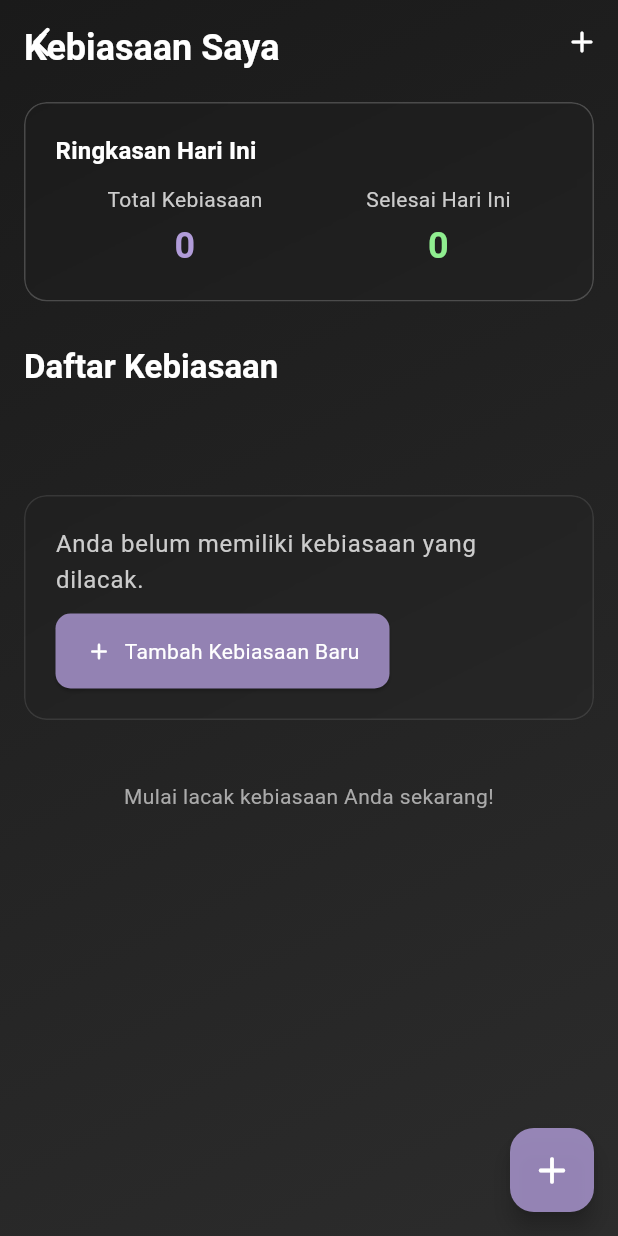
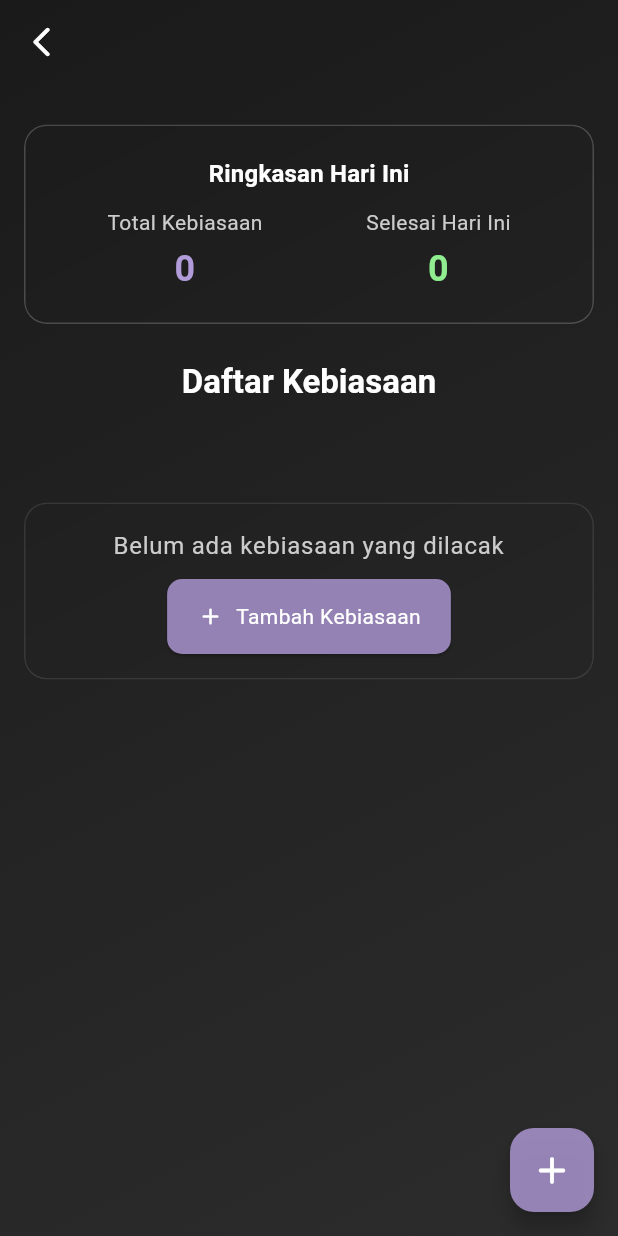
Before and after one commit to wahyualif23014/HirudoraXriverpod, a Flutter app: the HabitsPage screen opened by its route, on a phone screen of 412 x 824 dp. Run offline on Flutter 3.47's test engine with Material 3 defaults, Android fonts, the phone set to English and light mode, and no system bars; our stand-ins replace dartz, equatable, firebase_core, flutter_riverpod, flutter_slidable, go_router and 2 more; accounts and stored records are empty; generated files the repository leaves out were written again.

Commit message:
new tanggal 6 habits_page

```diff
--- a/lib/features/habits/presentation/page/habits_page.dart
+++ b/lib/features/habits/presentation/page/habits_page.dart
@@ -6,9 +6,9 @@ import 'package:hirudorax/features/habits/data/providers/habit_providers.dart';
 import 'package:hirudorax/features/habits/presentation/widgets/habit_list_item.dart';
 
 import '../../../../core/widgets/app_scaffold.dart';
-import '../../../../core/widgets/glass_container.dart'; // Jika ingin pakai glassmorphism
+import '../../../../core/widgets/glass_container.dart';
 import '../../../../app/themes/colors.dart';
-import '../../../../app/routes/routes.dart'; // Untuk navigasi GoRouter
+import '../../../../app/routes/routes.dart';
 
 class HabitsPage extends ConsumerWidget {
   const HabitsPage({super.key});
@@ -62,57 +62,63 @@ class HabitsPage extends ConsumerWidget {
         onPressed: () => context.go(AppRoutes.homePath),
         tooltip: 'Kembali ke Beranda',
       ),
-      actions: [
-        IconButton(
-          icon: const Icon(Icons.add_rounded, color: AppColors.primaryText),
-          onPressed: () => context.push(AppRoutes.addHabitPath), // Gunakan context.push untuk add
-          tooltip: 'Tambah Kebiasaan Baru',
-        ),
-      ],
-      body: RefreshIndicator( // Tambahkan RefreshIndicator
+      // actions: [
+      //   IconButton(
+      //     icon: const Icon(Icons.add_rounded, color: AppColors.primaryText),
+      //     onPressed: () => context.push(AppRoutes.addHabitPath), // Gunakan context.push untuk add
+      //     tooltip: 'Tambah Kebiasaan Baru',
+      //   ),
+      // ],
+      body: RefreshIndicator( // RefreshIndicator
         onRefresh: _refreshData,
         color: AppColors.accentPurple,
         backgroundColor: AppColors.secondaryBackground,
         child: Padding(
           padding: const EdgeInsets.all(16.0),
           child: Column(
-            crossAxisAlignment: CrossAxisAlignment.start,
+            crossAxisAlignment: CrossAxisAlignment.center,
             children: [
               Text(
-                'Kebiasaan Saya',
+                '',
                 style: Theme.of(context).textTheme.headlineSmall?.copyWith(fontWeight: FontWeight.bold, color: AppColors.primaryText),
               ),
-              const SizedBox(height: 20),
+              const SizedBox(height: 35),
 
               // Ringkasan Harian Kebiasaan
               _buildDailySummaryCard(context, dailyHabitSummary),
-              const SizedBox(height: 30),
+              const SizedBox(height: 25),
 
-              Text(
-                'Daftar Kebiasaan',
-                style: Theme.of(context).textTheme.titleLarge?.copyWith(fontWeight: FontWeight.bold, color: AppColors.primaryText),
+              Column(
+                crossAxisAlignment: CrossAxisAlignment.start,
+                children: [
+                  Text(
+                    'Daftar Kebiasaan',
+                    style: Theme.of(context).textTheme.titleLarge?.copyWith(fontWeight: FontWeight.bold, color: AppColors.primaryText),
+                  ),
+                  const SizedBox(height: 10),
+                ],
               ),
-              const SizedBox(height: 15),
-
               Expanded(
                 child: habitsAsyncValue.when(
                   data: (habits) {
                     if (habits.isEmpty) {
-                      return ListView( // Gunakan ListView agar RefreshIndicator tetap berfungsi
+                      return ListView(
                         physics: const AlwaysScrollableScrollPhysics(),
                         children: [
                           GlassContainer( // Gunakan GlassContainer seperti contoh Anda
                             borderRadius: 15,
-                            padding: const EdgeInsets.all(20),
+                            padding: const EdgeInsets.all(16),
                             linearGradientColors: [
-                              AppColors.accentPurple.withOpacity(0.2),
-                              AppColors.secondaryBackground.withOpacity(0.1),
+                              AppColors.accentPurple.withOpacity(0.10,),
+                              AppColors.secondaryBackground.withOpacity(0.25),
+                              AppColors.accentPurple.withOpacity(0.10,),
                             ],
                             child: Column(
-                              crossAxisAlignment: CrossAxisAlignment.start,
+                              crossAxisAlignment: CrossAxisAlignment.center,
                               children: [
                                 Text(
-                                  'Anda belum memiliki kebiasaan yang dilacak.',
+                                  'Belum ada kebiasaan yang dilacak',
+                                  textAlign: TextAlign.center,
                                   style: Theme.of(context).textTheme.bodyLarge?.copyWith(
                                     color: AppColors.secondaryText,
                                   ),
@@ -123,7 +129,7 @@ class HabitsPage extends ConsumerWidget {
                                     context.push(AppRoutes.addHabitPath); // Gunakan context.push
                                   },
                                   icon: const Icon(Icons.add_rounded, color: AppColors.primaryText),
-                                  label: Text('Tambah Kebiasaan Baru', style: Theme.of(context).textTheme.bodyMedium?.copyWith(color: AppColors.primaryText)),
+                                  label: Text('Tambah Kebiasaan', style: Theme.of(context).textTheme.bodyMedium?.copyWith(color: AppColors.primaryText)),
                                   style: ElevatedButton.styleFrom(
                                     backgroundColor: AppColors.accentPurple.withOpacity(0.8),
                                     shape: RoundedRectangleBorder(borderRadius: BorderRadius.circular(10)),
@@ -132,18 +138,18 @@ class HabitsPage extends ConsumerWidget {
                               ],
                             ),
                           ),
-                          Padding( // Padding untuk teks "Belum ada kebiasaan" jika ada
-                            padding: EdgeInsets.only(top: MediaQuery.of(context).size.height * 0.05),
-                            child: Center(
-                              child: Text(
-                                'Mulai lacak kebiasaan Anda sekarang!',
-                                style: Theme.of(context).textTheme.bodyMedium?.copyWith(
-                                  color: AppColors.tertiaryText,
-                                ),
-                                textAlign: TextAlign.center,
-                              ),
-                            ),
-                          ),
+                          // Padding( // Padding untuk teks "Belum ada kebiasaan" jika ada
+                          //   padding: EdgeInsets.only(top: MediaQuery.of(context).size.height * 0.05),
+                          //   child: Center(
+                          //     child: Text(
+                          //       'Mulai lacak kebiasaan Anda sekarang!',
+                          //       style: Theme.of(context).textTheme.bodyMedium?.copyWith(
+                          //         color: AppColors.tertiaryText,
+                          //       ),
+                          //       textAlign: TextAlign.center,
+                          //     ),
+                          //   ),
+                          // ),
                         ],
                       );
                     }
@@ -206,7 +212,7 @@ class HabitsPage extends ConsumerWidget {
       ],
       customBorder: Border.all(color: AppColors.glassBackgroundStart.withOpacity(0.2), width: 1),
       child: Column(
-        crossAxisAlignment: CrossAxisAlignment.start,
+        crossAxisAlignment: CrossAxisAlignment.center,
         children: [
           Text(
             'Ringkasan Hari Ini',
```
